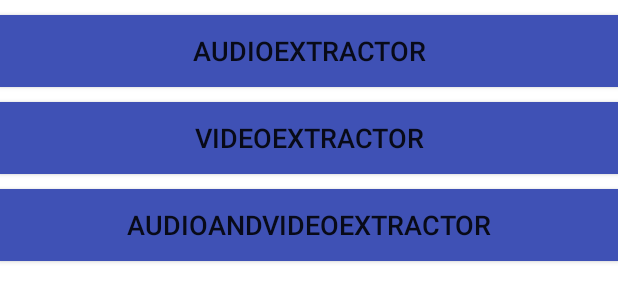
After one commit to miracleAi/mediacodecTest, an Android app: the layout activity_extractor.xml on its own in the app's theme, with its tools: preview values and no code run, on a phone screen of 412 x 824 dp. The commit adds this screen. Shown: the top 302 px of the screen. Run offline under Robolectric (Android 15) with nearby library versions, the phone set to English and light mode, and no system bars.

Commit message:
extractor to save update

```diff
--- a/app/src/main/AndroidManifest.xml
+++ b/app/src/main/AndroidManifest.xml
@@ -26,6 +26,8 @@
         <activity android:name=".activity.FilterTestActivity" />
         <activity android:name=".activity.BeautyActivity" />
         <activity android:name=".activity.RecordActivity" />
+        <activity android:name=".activity.ExtractorActivity" />
+
         <activity android:name=".activity.EditActivity"></activity>
     </application>
 
--- a/app/src/main/java/ffmpeg/egg/io/mediacodectest/MainActivity.java
+++ b/app/src/main/java/ffmpeg/egg/io/mediacodectest/MainActivity.java
@@ -11,9 +11,9 @@ import ffmpeg.egg.io.mediacodectest.activity.BeautyActivity;
 import ffmpeg.egg.io.mediacodectest.activity.DecoderPlayActivity;
 import ffmpeg.egg.io.mediacodectest.activity.EncoderOpenglActiivity;
 import ffmpeg.egg.io.mediacodectest.activity.EncoderTestActivity;
-import ffmpeg.egg.io.mediacodectest.activity.ExtractorTestActivity;
 import ffmpeg.egg.io.mediacodectest.activity.FilterTestActivity;
 import ffmpeg.egg.io.mediacodectest.activity.EditActivity;
+import ffmpeg.egg.io.mediacodectest.activity.ExtractorActivity;
 
 public class MainActivity extends AppCompatActivity {
     public static final String PATH = "file_path";
@@ -31,7 +31,7 @@ public class MainActivity extends AppCompatActivity {
         super.onCreate(savedInstanceState);
         setContentView(R.layout.activity_main);
         mfilePath = Environment.getExternalStorageDirectory().toString()
-                + "/dcim/camera/"+"VID_20161130_153028.mp4";
+                + "/dcim/camera/"+"VID_20170221_113401.mp4";
         initView();
     }
 
@@ -46,7 +46,7 @@ public class MainActivity extends AppCompatActivity {
         mExtractorBtn.setOnClickListener(new View.OnClickListener() {
             @Override
             public void onClick(View v) {
-                Intent intent = new Intent(MainActivity.this, ExtractorTestActivity.class);
+                Intent intent = new Intent(MainActivity.this, ExtractorActivity.class);
                 intent.putExtra(PATH,mfilePath);
                 startActivity(intent);
             }
--- /dev/null
+++ b/app/src/main/res/layout/activity_extractor.xml
@@ -0,0 +1,36 @@
+<?xml version="1.0" encoding="utf-8"?>
+<LinearLayout xmlns:android="http://schemas.android.com/apk/res/android"
+    xmlns:tools="http://schemas.android.com/tools"
+    android:layout_width="match_parent"
+    android:layout_height="match_parent"
+    android:orientation="vertical"
+    android:background="#ffffff"
+    >
+    <Button
+        android:id="@+id/extractor_audio_btn"
+        android:layout_width="match_parent"
+        android:layout_height="wrap_content"
+        android:background="@color/colorPrimary"
+        android:padding="10dp"
+        android:layout_marginTop="10dp"
+        android:text="AudioExtractor"
+        android:textSize="18sp" />
+    <Button
+        android:id="@+id/extractor_video_btn"
+        android:layout_width="match_parent"
+        android:layout_height="wrap_content"
+        android:background="@color/colorPrimary"
+        android:padding="10dp"
+        android:layout_marginTop="10dp"
+        android:text="VideoExtractor"
+        android:textSize="18sp" />
+    <Button
+        android:id="@+id/extractor_btn"
+        android:layout_width="match_parent"
+        android:layout_height="wrap_content"
+        android:background="@color/colorPrimary"
+        android:padding="10dp"
+        android:layout_marginTop="10dp"
+        android:text="AudioAndVideoExtractor"
+        android:textSize="18sp" />
+</LinearLayout>
```
Also changed, not shown: app/src/main/java/ffmpeg/egg/io/mediacodectest/activity/ExtractorActivity.java (added, +174 -0 lines), app/src/main/java/ffmpeg/egg/io/mediacodectest/activity/ExtractorTestActivity.java (deleted, +0 -106 lines), app/src/main/java/ffmpeg/egg/io/mediacodectest/extractor/ExtractorSave.java (renamed from app/src/main/java/ffmpeg/egg/io/mediacodectest/extractor/Extractor.java, +74 -14 lines), app/src/main/res/layout/activity_extractor_test.xml (deleted, +0 -17 lines).
